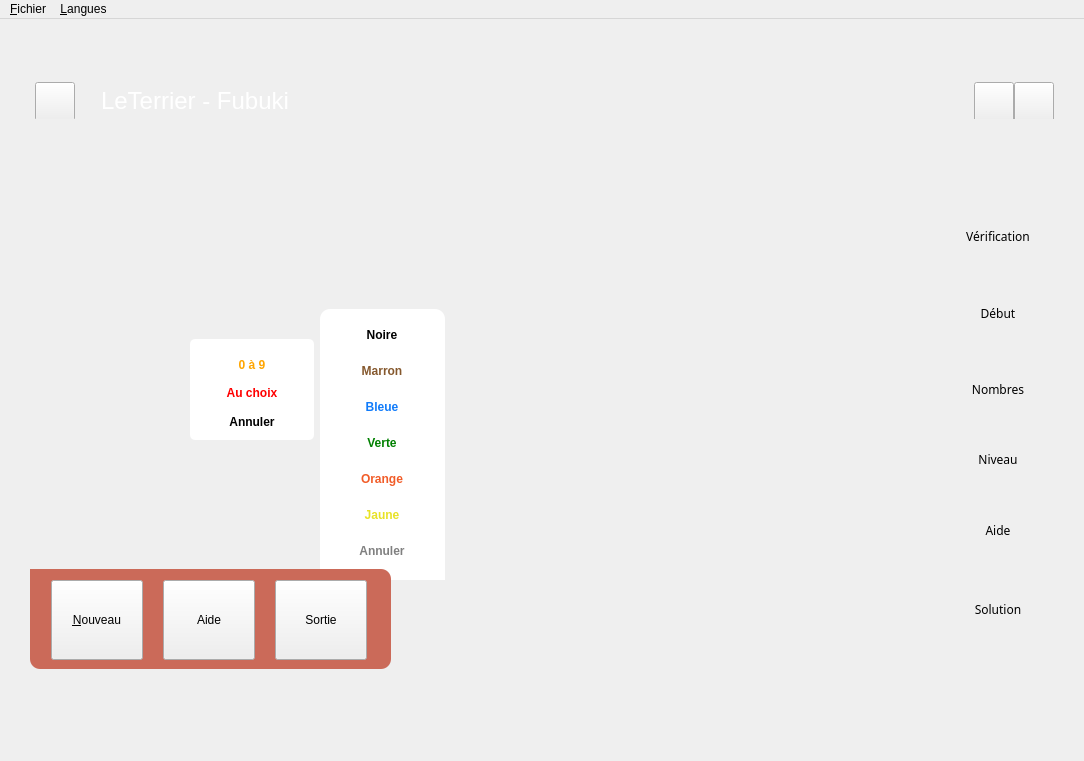
Txikilinux/leterrier-fubuki, file mainwindow.ui: the form before one commit.
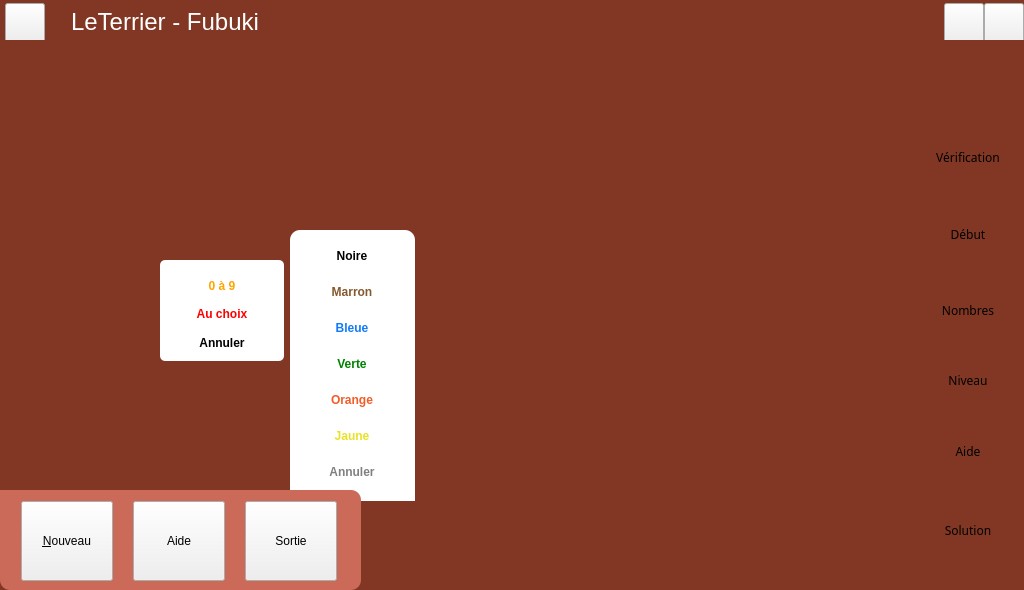
The form after the commit. Icons and pictures are not drawn. Custom widgets are drawn as their Qt base class.

Commit message: Suppression du menu et gestion du fullScreen

```diff
--- a/mainwindow.ui
+++ b/mainwindow.ui
@@ -6,8 +6,8 @@
    <rect>
     <x>0</x>
     <y>0</y>
-    <width>1084</width>
-    <height>761</height>
+    <width>1024</width>
+    <height>590</height>
    </rect>
   </property>
   <property name="sizePolicy">
@@ -33,13 +33,15 @@
   </property>
   <widget class="QWidget" name="centralWidget">
    <property name="styleSheet">
-    <string notr="true"/>
+    <string notr="true">QWidget#centralWidget {
+background-color:#813723;
+}</string>
    </property>
    <widget class="QWidget" name="widgetContainer" native="true">
     <property name="geometry">
      <rect>
-      <x>30</x>
-      <y>60</y>
+      <x>0</x>
+      <y>0</y>
       <width>1024</width>
       <height>590</height>
      </rect>
@@ -2297,29 +2299,6 @@
     </layout>
    </widget>
   </widget>
-  <widget class="QMenuBar" name="menuBar">
-   <property name="geometry">
-    <rect>
-     <x>0</x>
-     <y>0</y>
-     <width>1084</width>
-     <height>25</height>
-    </rect>
-   </property>
-   <widget class="QMenu" name="menuFichier">
-    <property name="title">
-     <string>&amp;Fichier</string>
-    </property>
-    <addaction name="actionQuitter"/>
-   </widget>
-   <widget class="QMenu" name="menuLangues">
-    <property name="title">
-     <string>&amp;Langues</string>
-    </property>
-   </widget>
-   <addaction name="menuFichier"/>
-   <addaction name="menuLangues"/>
-  </widget>
   <action name="actionQuitter">
    <property name="text">
     <string>&amp;Quitter</string>
```
The commit also changes 1 other file.
